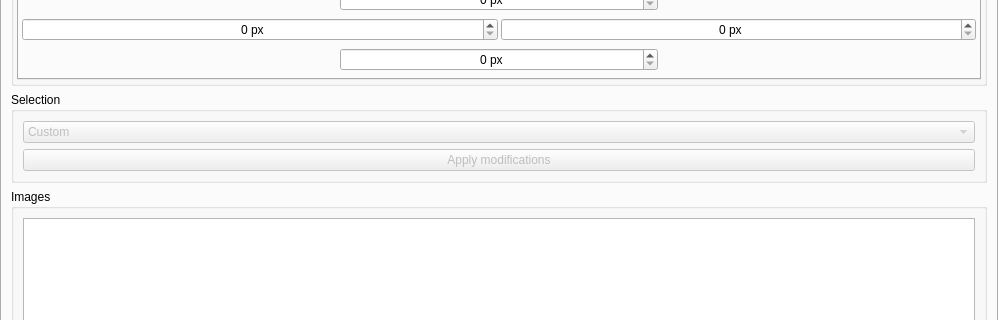
This is src/gui/mainwindow.ui in spillerrec/Overmix as Qt 5 draws it before an edit; both pictures show x 0 to 998 and y 150 to 470 of the 998 by 804 pixel window. The edited form follows.
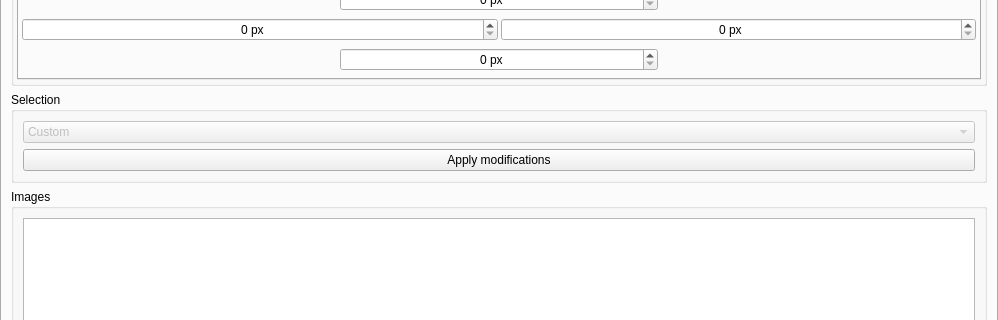
This is the edited form. The open tabs and pages were chosen to show the change.

```diff
--- a/src/gui/mainwindow.ui
+++ b/src/gui/mainwindow.ui
@@ -1363,10 +1363,7 @@
               </widget>
              </item>
              <item>
-              <widget class="QPushButton" name="pushButton">
-               <property name="enabled">
-                <bool>false</bool>
-               </property>
+              <widget class="QPushButton" name="btn_apply_mods">
                <property name="text">
                 <string>Apply modifications</string>
                </property>
```
